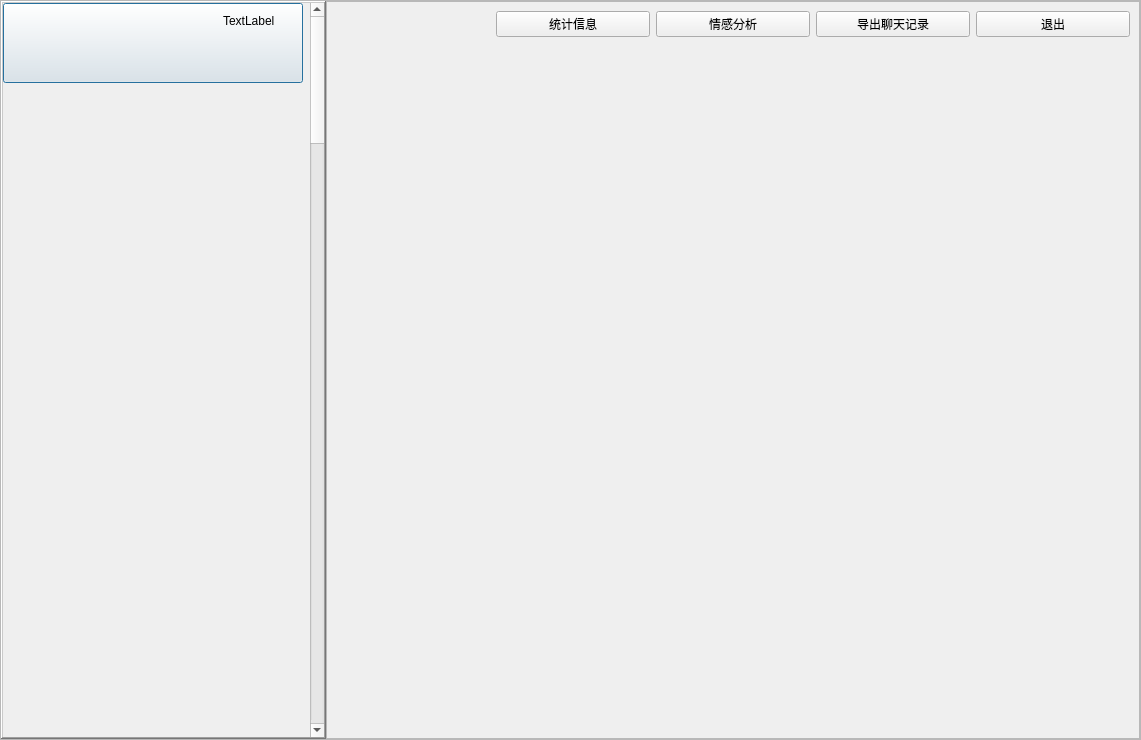
Before: the Qt Designer form app/Ui/contact/contactUi.ui in LC044/WeChatMsg, drawn with Qt 5.
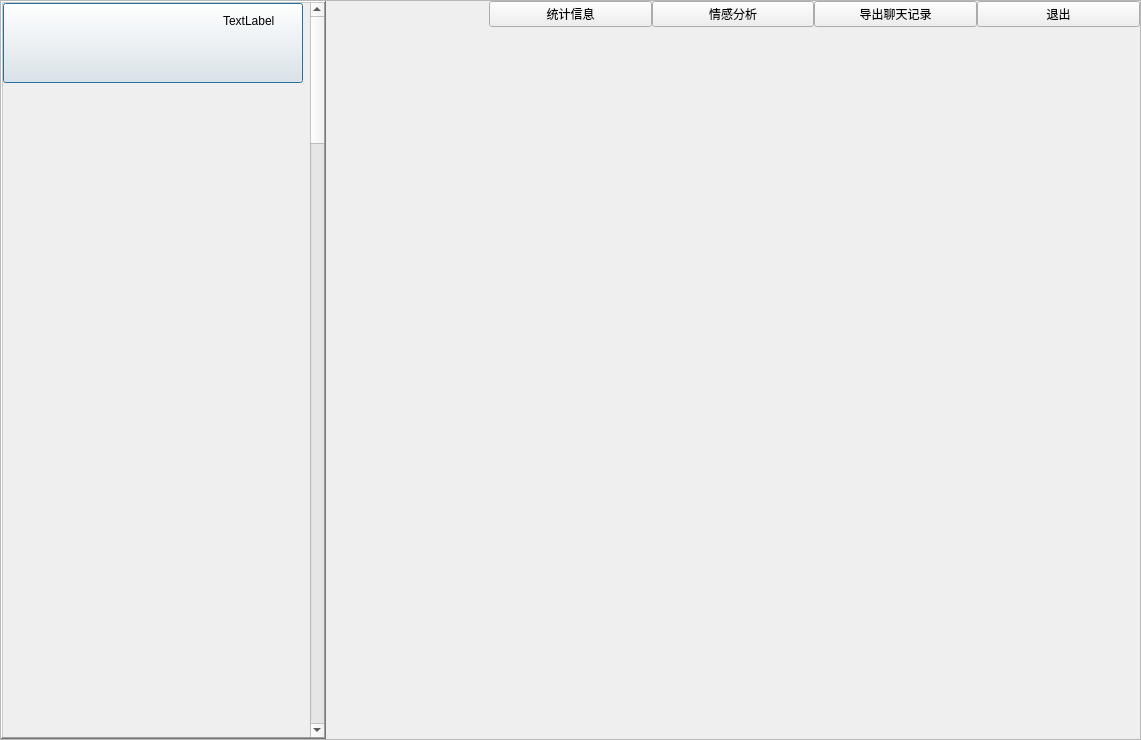
After: the same form once the commit is applied.

What changed in the file:
```diff
--- a/app/Ui/contact/contactUi.ui
+++ b/app/Ui/contact/contactUi.ui
@@ -153,14 +153,32 @@
                         <item>
                             <widget class="QFrame" name="frame">
                                 <property name="frameShape">
-                                    <enum>QFrame::StyledPanel</enum>
+                                    <enum>QFrame::NoFrame</enum>
                                 </property>
                                 <property name="frameShadow">
                                     <enum>QFrame::Raised</enum>
                                 </property>
                                 <layout class="QVBoxLayout" name="verticalLayout" stretch="1,30">
+                                    <property name="spacing">
+                                        <number>0</number>
+                                    </property>
+                                    <property name="leftMargin">
+                                        <number>0</number>
+                                    </property>
+                                    <property name="topMargin">
+                                        <number>0</number>
+                                    </property>
+                                    <property name="rightMargin">
+                                        <number>0</number>
+                                    </property>
+                                    <property name="bottomMargin">
+                                        <number>0</number>
+                                    </property>
                                     <item>
                                         <layout class="QHBoxLayout" name="horizontalLayout_3">
+                                            <property name="spacing">
+                                                <number>0</number>
+                                            </property>
                                             <item>
                                                 <widget class="QLabel" name="label_remark">
                                                     <property name="maximumSize">
@@ -210,7 +228,11 @@
                                         </layout>
                                     </item>
                                     <item>
-                                        <widget class="QWidget" name="widget" native="true"/>
+                                        <widget class="QWidget" name="widget" native="true">
+                                            <property name="autoFillBackground">
+                                                <bool>true</bool>
+                                            </property>
+                                        </widget>
                                     </item>
                                 </layout>
                             </widget>
```
